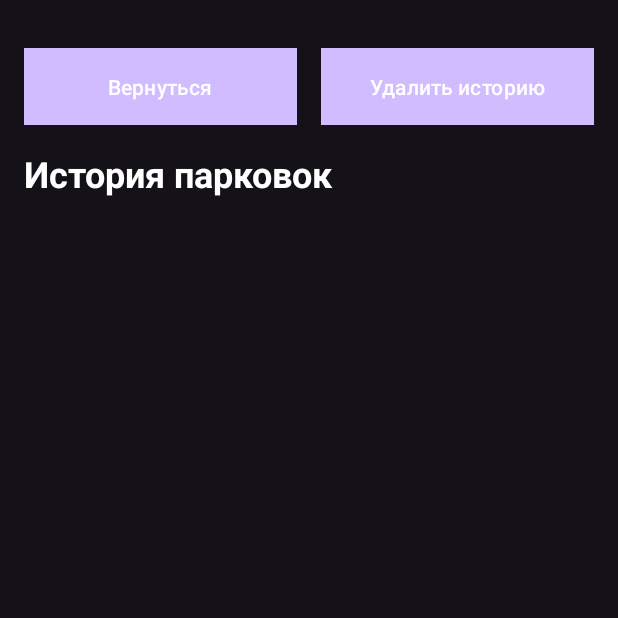
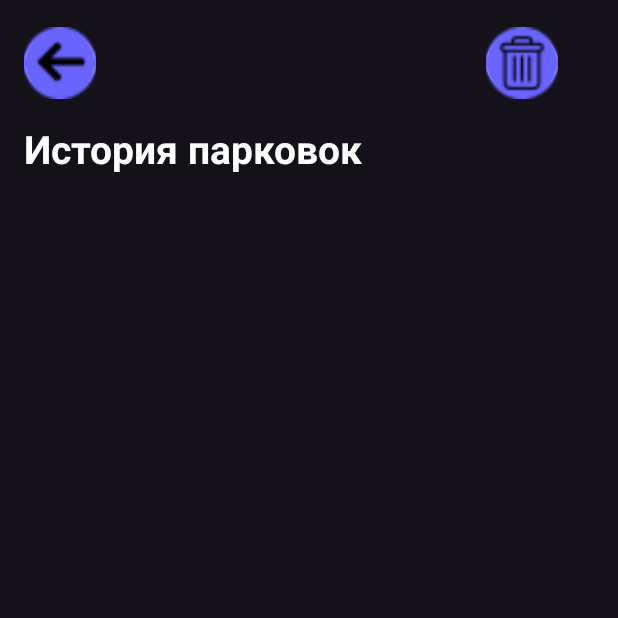
Before and after one commit to Krayseer/CarChaser, an Android app: the HistoryActivity screen opened directly, with no data from a screen before it, on a phone screen of 412 x 824 dp, the top half of it. Run offline under Robolectric (Android 15) with nearby library versions, the phone set to English and light mode, and no system bars.

Commit message:
Кнопки в истории

```diff
--- a/app/src/main/res/layout/activity_history.xml
+++ b/app/src/main/res/layout/activity_history.xml
@@ -17,31 +17,24 @@
             android:layout_width="match_parent"
             android:layout_height="wrap_content"
             android:orientation="horizontal"
-            android:layout_marginTop="16dp"
-            android:layout_marginBottom="16dp"
+            android:layout_marginTop="2dp"
+            android:layout_marginBottom="15dp"
             android:layout_gravity="center_horizontal">
 
             <Button
                 android:id="@+id/button_return_2"
-                android:layout_width="0dp"
-                android:layout_weight="1"
-                android:layout_height="wrap_content"
-                android:text="@string/button_return"
-                android:textColor="@android:color/white"
-                android:background="@color/purple_500"
-                android:padding="12dp"
-                android:layout_marginEnd="8dp"/>
+                android:layout_width="48dp"
+                android:layout_height="48dp"
+                android:foreground="@drawable/ic_back"
+                android:layout_marginEnd="260dp"
+                />
 
             <Button
                 android:id="@+id/button_delete_history"
-                android:layout_width="0dp"
-                android:layout_weight="1"
-                android:layout_height="wrap_content"
-                android:text="@string/delete_history_button"
-                android:textColor="@android:color/white"
-                android:background="@color/purple_500"
-                android:padding="12dp"
-                android:layout_marginStart="8dp"/>
+                android:layout_width="48dp"
+                android:layout_height="48dp"
+                android:foreground="@drawable/ic_delete"
+                />
 
         </LinearLayout>
 
@@ -51,8 +44,8 @@
             android:layout_height="wrap_content"
             android:text="@string/history_title"
             android:textColor="@color/white"
-            android:textSize="24sp"
-            android:textStyle="bold" />
+            android:textSize="26sp"
+            android:textStyle="bold"/>
 
     </LinearLayout>
 </ScrollView>
--- a/app/src/main/res/values/strings.xml
+++ b/app/src/main/res/values/strings.xml
@@ -9,4 +9,5 @@
     <string name="date_title">Дата</string>
     <string name="time_title">Время</string>
     <string name="delete_history_button">Удалить историю</string>
+    <string name="clarify">Уточнить</string>
 </resources>
```
Also changed, not shown: app/src/main/res/layout/activity_maps.xml (+7 -8 lines), app/src/main/res/drawable/ic_back.png (added), app/src/main/res/drawable/ic_delete.png (added).
